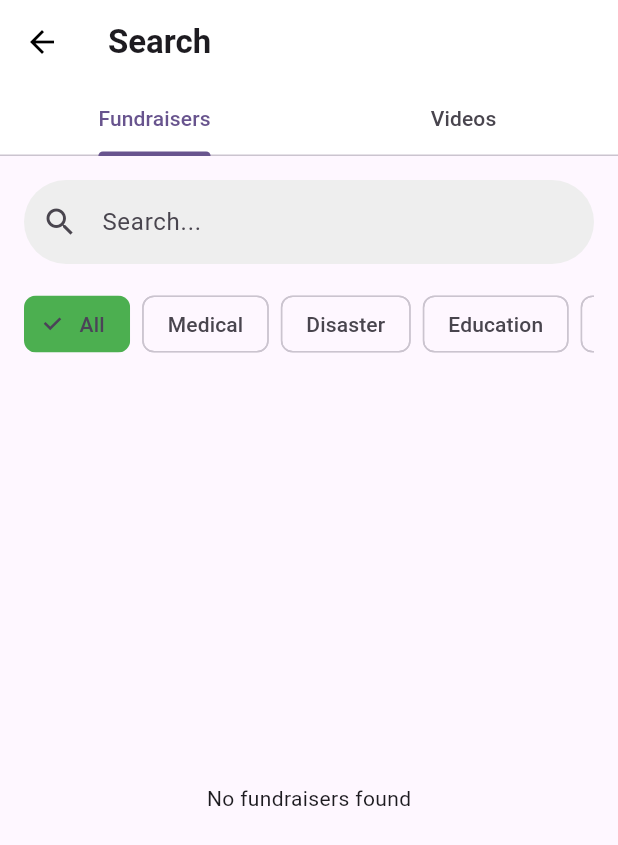
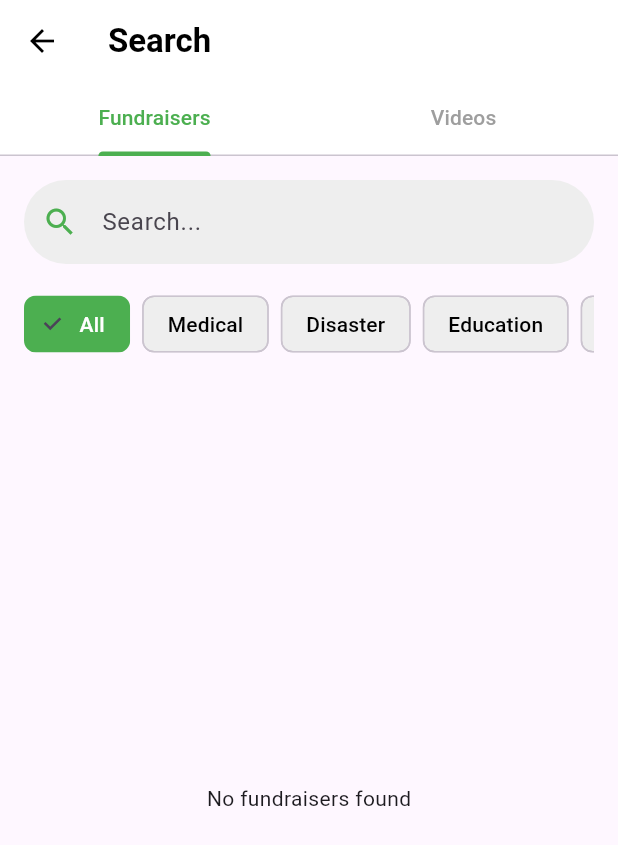
Before and after one commit to zyx721/AOT_DCF, a Flutter app: the SearchPage screen opened directly, on a phone screen of 412 x 824 dp. Shown: the top 845 px of the screen. Run offline on Flutter 3.47's test engine with Material 3 defaults, Android fonts, the phone set to English and light mode, and no system bars; our stand-ins replace cached_network_image, carousel_slider, cloud_firestore, file_picker, firebase_auth, firebase_core and 23 more; missing offline and left inert: flutter_pdfview, googleapis, pay; accounts and stored records are empty; project files that could hold a hidden picture were left out.

Commit message:
design upgrade

```diff
--- a/frontend/lib/screens/Home_screen/search_screen.dart
+++ b/frontend/lib/screens/Home_screen/search_screen.dart
@@ -43,19 +43,32 @@ class _SearchPageState extends State<SearchPage> with SingleTickerProviderStateM
   Widget build(BuildContext context) {
     return Scaffold(
       appBar: AppBar(
-        title: Text('Search', style: TextStyle(fontWeight: FontWeight.bold)),
+        title: Text(
+          'Search',
+          style: TextStyle(
+            fontWeight: FontWeight.bold,
+            color: Colors.black,
+          ),
+        ),
         backgroundColor: Colors.white,
         elevation: 0,
         leading: IconButton(
           icon: Icon(Icons.arrow_back, color: Colors.black),
           onPressed: () => Navigator.pop(context),
         ),
-        bottom: TabBar(
-          controller: _tabController,
-          tabs: [
-            Tab(text: 'Fundraisers'),
-            Tab(text: 'Videos'),
-          ],
+        bottom: PreferredSize(
+          preferredSize: Size.fromHeight(48),
+          child: TabBar(
+            controller: _tabController,
+            tabs: [
+              Tab(text: 'Fundraisers'),
+              Tab(text: 'Videos'),
+            ],
+            labelColor: Colors.green,
+            unselectedLabelColor: Colors.grey,
+            indicatorColor: Colors.green,
+            indicatorWeight: 3,
+          ),
         ),
       ),
       body: Padding(
@@ -71,12 +84,16 @@ class _SearchPageState extends State<SearchPage> with SingleTickerProviderStateM
               },
               decoration: InputDecoration(
                 hintText: "Search...",
-                prefixIcon: Icon(Icons.search),
+                prefixIcon: Icon(Icons.search, color: Colors.green),
                 filled: true,
                 fillColor: Colors.grey[200],
                 border: OutlineInputBorder(
                   borderRadius: BorderRadius.circular(30),
                   borderSide: BorderSide.none,
+                ),
+                focusedBorder: OutlineInputBorder(
+                  borderRadius: BorderRadius.circular(30),
+                  borderSide: BorderSide(color: Colors.green, width: 2),
                 ),
               ),
             ),
@@ -119,9 +136,15 @@ class _SearchPageState extends State<SearchPage> with SingleTickerProviderStateM
             ].map((filter) => Padding(
               padding: EdgeInsets.only(right: 8),
               child: ChoiceChip(
-                label: Text(filter),
+                label: Text(
+                  filter,
+                  style: TextStyle(
+                    color: _selectedFilter == filter ? Colors.white : Colors.black,
+                  ),
+                ),
                 selected: _selectedFilter == filter,
                 selectedColor: Colors.green,
+                backgroundColor: Colors.grey[200],
                 onSelected: (selected) {
                   setState(() {
                     _selectedFilter = selected ? filter : 'All';
@@ -141,7 +164,11 @@ class _SearchPageState extends State<SearchPage> with SingleTickerProviderStateM
               }
 
               if (snapshot.connectionState == ConnectionState.waiting) {
-                return Center(child: CircularProgressIndicator());
+                return Center(
+                  child: CircularProgressIndicator(
+                    valueColor: AlwaysStoppedAnimation<Color>(Colors.green),
+                  ),
+                );
               }
 
               if (!snapshot.hasData || snapshot.data!.docs.isEmpty) {
```
